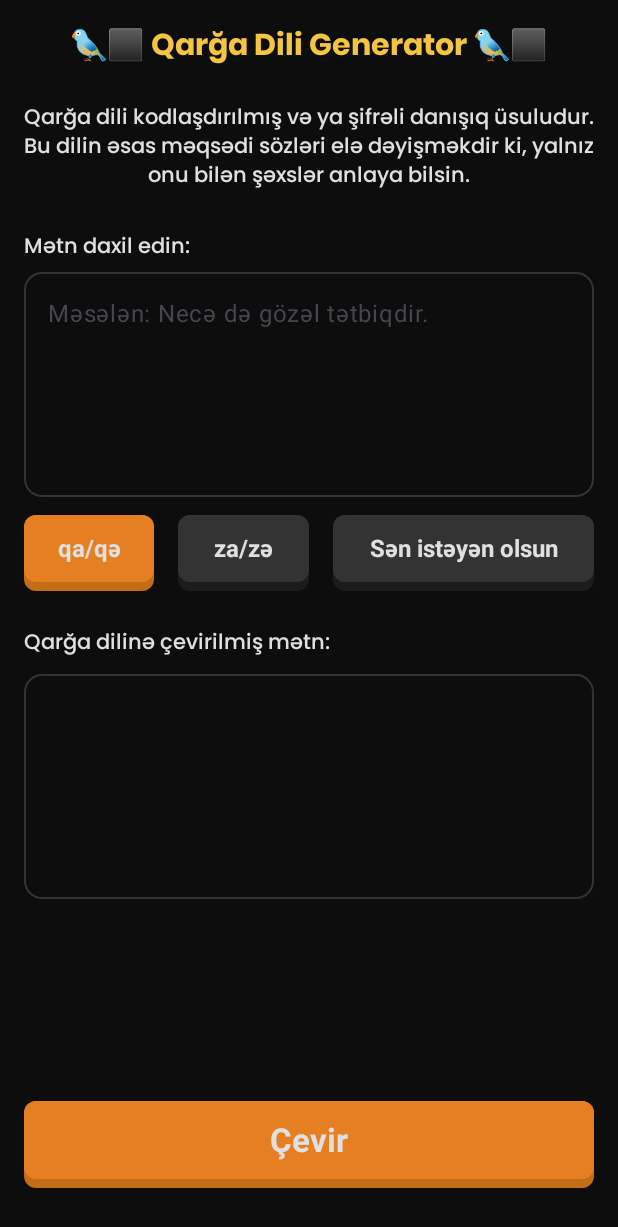
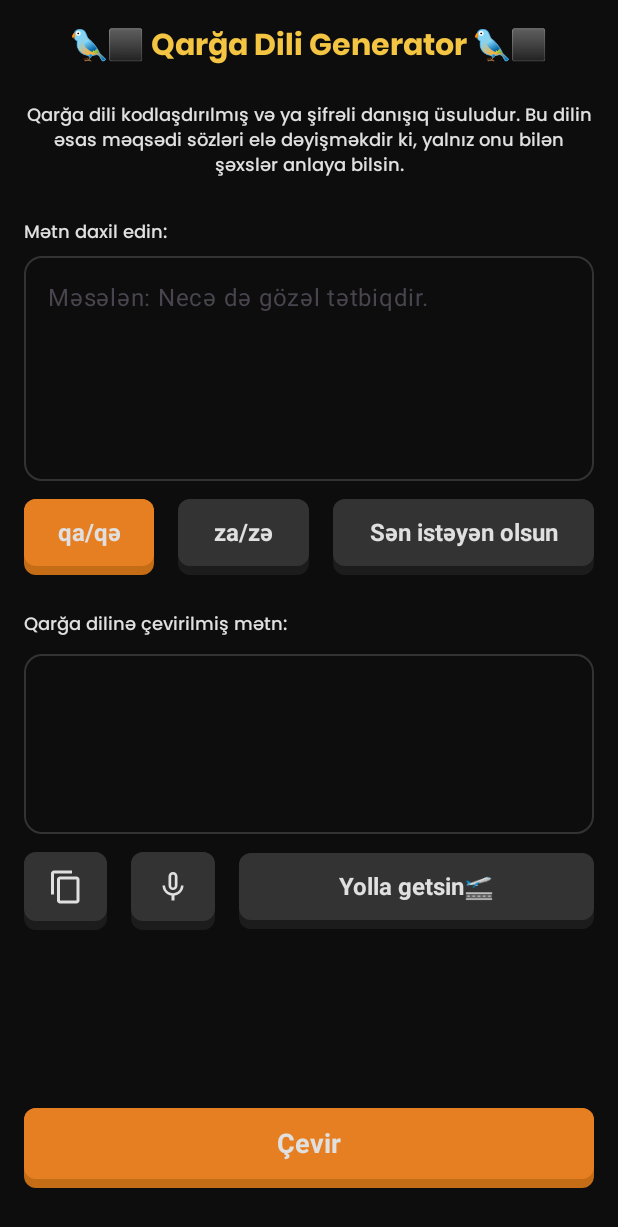
Before and after one commit to zaminalirustemov/Qargha-dili, an Android app built with Jetpack Compose: the screen it shows after launch (MainActivity), on a phone screen of 412 x 824 dp. Shown: the top 1227 px of the screen. Run offline under Robolectric (Android 15) with nearby library versions, the phone set to English and light mode, and no system bars; our stand-ins replace accompanist.

Commit message:
Social buttons

```diff
--- a/app/src/main/java/az/lahza/qarghadili/ui/components/ContentInputField.kt
+++ b/app/src/main/java/az/lahza/qarghadili/ui/components/ContentInputField.kt
@@ -42,7 +42,7 @@ fun ContentInputField(content: String, onValueChange: (String) -> Unit) {
     )
 
     val labelTextStyle = TextStyle(
-        fontSize = Dimens._14SP,
+        fontSize = Dimens._12SP,
         fontFamily = FontFamily(Font(R.font.poppins_medium)),
         color = TextColor
     )
--- a/app/src/main/java/az/lahza/qarghadili/ui/components/CrownLanguageButton.kt
+++ b/app/src/main/java/az/lahza/qarghadili/ui/components/CrownLanguageButton.kt
@@ -1,5 +1,7 @@
 package az.lahza.qarghadili.ui.components
 
+import androidx.compose.animation.animateColorAsState
+import androidx.compose.animation.core.tween
 import androidx.compose.foundation.clickable
 import androidx.compose.foundation.interaction.MutableInteractionSource
 import androidx.compose.foundation.interaction.collectIsPressedAsState
@@ -8,6 +10,8 @@ import androidx.compose.foundation.layout.Column
 import androidx.compose.foundation.layout.fillMaxWidth
 import androidx.compose.foundation.layout.offset
 import androidx.compose.foundation.layout.padding
+import androidx.compose.foundation.layout.size
+import androidx.compose.material3.Icon
 import androidx.compose.material3.Text
 import androidx.compose.runtime.Composable
 import androidx.compose.runtime.getValue
@@ -18,6 +22,7 @@ import androidx.compose.ui.draw.drawWithCache
 import androidx.compose.ui.geometry.CornerRadius
 import androidx.compose.ui.geometry.Size
 import androidx.compose.ui.graphics.Color
+import androidx.compose.ui.res.painterResource
 import androidx.compose.ui.res.stringResource
 import androidx.compose.ui.text.font.FontWeight
 import androidx.compose.ui.unit.Dp
@@ -26,24 +31,43 @@ import androidx.compose.ui.unit.dp
 import androidx.compose.ui.unit.sp
 import az.lahza.qarghadili.R
 import az.lahza.qarghadili.ui.theme.AccentOrange
+import az.lahza.qarghadili.ui.theme.BorderGray
 import az.lahza.qarghadili.ui.theme.DarkAccentOrange
+import az.lahza.qarghadili.ui.theme.DarkBorderGray
 import az.lahza.qarghadili.ui.theme.TextColor
-
 
 @Composable
 fun CrownLanguageButton(
     modifier: Modifier,
+    icon: Int? = null,
     text: String = stringResource(R.string.chevir),
     normalColor: Color = AccentOrange,
     pressedColor: Color = DarkAccentOrange,
     textColor: Color = TextColor,
-    fontSize: TextUnit = 22.sp,
+    fontSize: TextUnit = 18.sp,
     cornerRadius: Dp = 8.dp,
     offset: Dp = 6.dp,
-    onClick: () -> Unit
+    enabled: Boolean = true,
+    onClick: () -> Unit,
 ) {
     val interactionSource = remember { MutableInteractionSource() }
     val isPressed by interactionSource.collectIsPressedAsState()
+
+
+    val animatedNormalColor by animateColorAsState(
+        targetValue = if (enabled) normalColor else BorderGray,
+        animationSpec = tween(
+            durationMillis = 500,
+            easing = androidx.compose.animation.core.FastOutSlowInEasing
+        )
+    )
+    val animatedPressedColor by animateColorAsState(
+        targetValue = if (enabled) pressedColor else DarkBorderGray,
+        animationSpec = tween(
+            durationMillis = 500,
+            easing = androidx.compose.animation.core.FastOutSlowInEasing
+        )
+    )
 
     Column(
         modifier = modifier
@@ -57,11 +81,10 @@ fun CrownLanguageButton(
                     interactionSource = interactionSource,
                     indication = null
                 )
-
                 .drawWithCache {
                     onDrawBehind {
                         drawRoundRect(
-                            color = pressedColor,
+                            color = animatedPressedColor,
                             cornerRadius = CornerRadius(cornerRadius.toPx(), cornerRadius.toPx()),
                             size = Size(
                                 size.width,
@@ -70,7 +93,7 @@ fun CrownLanguageButton(
                         )
                         if (!isPressed) {
                             drawRoundRect(
-                                color = normalColor,
+                                color = animatedNormalColor,
                                 cornerRadius = CornerRadius(
                                     cornerRadius.toPx(),
                                     cornerRadius.toPx()
@@ -86,6 +109,19 @@ fun CrownLanguageButton(
                 }
 
         ) {
+
+            if (icon != null) {
+                Icon(
+                    painter = painterResource(id = icon),
+                    contentDescription = null,
+                    tint = TextColor,
+                    modifier = Modifier
+                        .size(52.dp)
+                        .padding(14.dp)
+                        .align(Alignment.Center)
+                        .offset(y = if (isPressed) 0.dp else (-offset / 2))
+                )
+            } else {
                 Text(
                     text = text,
                     fontSize = fontSize,
@@ -101,5 +137,7 @@ fun CrownLanguageButton(
                         )
                 )
             }
+
         }
     }
+}
--- a/app/src/main/java/az/lahza/qarghadili/ui/screens/GenerateCrowLanguageScreen.kt
+++ b/app/src/main/java/az/lahza/qarghadili/ui/screens/GenerateCrowLanguageScreen.kt
@@ -1,5 +1,7 @@
 package az.lahza.qarghadili.ui.screens
 
+import android.content.Intent
+import android.speech.tts.TextToSpeech
 import androidx.compose.animation.AnimatedVisibility
 import androidx.compose.animation.core.tween
 import androidx.compose.animation.fadeIn
@@ -26,6 +28,7 @@ import androidx.compose.material3.OutlinedTextField
 import androidx.compose.material3.Text
 import androidx.compose.material3.TextFieldDefaults
 import androidx.compose.runtime.Composable
+import androidx.compose.runtime.DisposableEffect
 import androidx.compose.runtime.SideEffect
 import androidx.compose.runtime.getValue
 import androidx.compose.runtime.mutableStateOf
@@ -35,9 +38,11 @@ import androidx.compose.ui.Alignment
 import androidx.compose.ui.Modifier
 import androidx.compose.ui.graphics.Color
 import androidx.compose.ui.input.pointer.pointerInput
+import androidx.compose.ui.platform.LocalClipboardManager
 import androidx.compose.ui.platform.LocalContext
 import androidx.compose.ui.platform.LocalFocusManager
 import androidx.compose.ui.res.stringResource
+import androidx.compose.ui.text.AnnotatedString
 import androidx.compose.ui.text.TextStyle
 import androidx.compose.ui.text.font.Font
 import androidx.compose.ui.text.font.FontFamily
@@ -52,13 +57,11 @@ import az.lahza.qarghadili.ui.components.snack.rememberSnackState
 import az.lahza.qarghadili.ui.theme.AccentGold
 import az.lahza.qarghadili.ui.theme.AccentOrange
 import az.lahza.qarghadili.ui.theme.BorderGray
-import az.lahza.qarghadili.ui.theme.DarkAccentOrange
 import az.lahza.qarghadili.ui.theme.DarkBackground
-import az.lahza.qarghadili.ui.theme.DarkBorderGray
 import az.lahza.qarghadili.ui.theme.Dimens
-import az.lahza.qarghadili.ui.theme.MainBlue
 import az.lahza.qarghadili.ui.theme.TextColor
 import com.google.accompanist.systemuicontroller.rememberSystemUiController
+import java.util.Locale
 
 @OptIn(ExperimentalMaterial3Api::class)
 @Composable
@@ -74,12 +77,17 @@ fun GenerateCrowLanguageScreen(innerPadding: PaddingValues) {
     val focusManager = LocalFocusManager.current
     val context = LocalContext.current
 
+    val textToSpeech = remember { TextToSpeech(context) {} }
+    textToSpeech.language = Locale("tr", "TR")
+
+
     // State management
     var content by remember { mutableStateOf(String.empty()) }
     var customLanguage by remember { mutableStateOf(String.empty()) }
     // Initialize crowLanguageText
     var crowLanguageText by remember { mutableStateOf(String.empty()) }
 
+    val clipboardManager = LocalClipboardManager.current
 
     var qaButtonClicked by remember { mutableStateOf(true) }
     var zaButtonClicked by remember { mutableStateOf(false) }
@@ -115,9 +123,9 @@ fun GenerateCrowLanguageScreen(innerPadding: PaddingValues) {
                     horizontalArrangement = Arrangement.spacedBy(Dimens._16DP),
                     verticalAlignment = Alignment.CenterVertically,
                 ) {
-                    CrownLanguageButton(modifier = Modifier.weight(0.5f),
-                        normalColor = if (qaButtonClicked) AccentOrange else BorderGray,
-                        pressedColor = if (qaButtonClicked) DarkAccentOrange else DarkBorderGray,
+                    CrownLanguageButton(
+                        modifier = Modifier.weight(0.5f),
+                        enabled = qaButtonClicked,
                         text = stringResource(R.string.qa_qe),
                         fontSize = 16.sp,
                         onClick = {
@@ -126,9 +134,9 @@ fun GenerateCrowLanguageScreen(innerPadding: PaddingValues) {
                             customButtonClicked = false
                         })
 
-                    CrownLanguageButton(modifier = Modifier.weight(0.5f),
-                        normalColor = if (zaButtonClicked) AccentOrange else BorderGray,
-                        pressedColor = if (zaButtonClicked) DarkAccentOrange else DarkBorderGray,
+                    CrownLanguageButton(
+                        modifier = Modifier.weight(0.5f),
+                        enabled = zaButtonClicked,
                         text = stringResource(R.string.za_ze),
                         fontSize = 16.sp,
                         onClick = {
@@ -136,9 +144,9 @@ fun GenerateCrowLanguageScreen(innerPadding: PaddingValues) {
                             qaButtonClicked = false
                             customButtonClicked = false
                         })
-                    CrownLanguageButton(modifier = Modifier.weight(1f),
-                        normalColor = if (customButtonClicked) AccentOrange else BorderGray,
-                        pressedColor = if (customButtonClicked) DarkAccentOrange else DarkBorderGray,
+                    CrownLanguageButton(
+                        modifier = Modifier.weight(1f),
+                        enabled = customButtonClicked,
                         text = stringResource(R.string.s_n_ist_y_n_olsun),
                         fontSize = 16.sp,
                         onClick = {
@@ -150,7 +158,7 @@ fun GenerateCrowLanguageScreen(innerPadding: PaddingValues) {
 
 
                 val labelTextStyle = TextStyle(
-                    fontSize = Dimens._14SP,
+                    fontSize = Dimens._12SP,
                     fontFamily = FontFamily(Font(R.font.poppins_medium)),
                     color = TextColor
                 )
@@ -201,7 +209,7 @@ fun GenerateCrowLanguageScreen(innerPadding: PaddingValues) {
                     onValueChange = {},
                     modifier = Modifier
                         .fillMaxWidth()
-                        .height(Dimens._150DP),
+                        .height(Dimens._120DP),
                     shape = RoundedCornerShape(Dimens.ExtraLarge),
                     keyboardOptions = KeyboardOptions.Default.copy(
                         keyboardType = KeyboardType.Text // Make sure to use a text keyboard
@@ -217,6 +225,82 @@ fun GenerateCrowLanguageScreen(innerPadding: PaddingValues) {
                     ),
                     readOnly = true
                 )
+
+
+                Row(
+                    modifier = Modifier
+                        .fillMaxWidth()
+                        .padding(vertical = Dimens.ExtraLarge),
+                    horizontalArrangement = Arrangement.spacedBy(Dimens._16DP),
+                    verticalAlignment = Alignment.CenterVertically,
+                ) {
+                    CrownLanguageButton(
+                        modifier = Modifier.weight(0.2f),
+                        icon = R.drawable.ic_file_copy,
+                        onClick = {
+                            if (crowLanguageText.isBlank()) {
+                                errorSnackState.showSnack(context.getString(R.string.qar_a_dilind_evirilmi_m_tn_yoxdur))
+                            } else {
+                                clipboardManager.setText(AnnotatedString(crowLanguageText))
+                                successSnackState.showSnack(context.getString(R.string.koyalad_n_getdi))
+                            }
+                        },
+                        enabled = crowLanguageText.isNotBlank()
+                    )
+
+
+                    CrownLanguageButton(
+                        modifier = Modifier.weight(0.2f),
+                        icon = R.drawable.baseline_mic_none_24,
+                        onClick = {
+                            if (crowLanguageText.isBlank()) {
+                                errorSnackState.showSnack(context.getString(R.string.qar_a_dilind_evirilmi_m_tn_yoxdur))
+                            } else {
+                                val convertedText = convertToTurkish(crowLanguageText)
+
+                                textToSpeech.speak(
+                                    convertedText,
+                                    TextToSpeech.QUEUE_FLUSH,
+                                    null,
+                                    null
+                                )
+                            }
+                        },
+                        enabled = crowLanguageText.isNotBlank()
+                    )
+
+                    CrownLanguageButton(
+                        modifier = Modifier.weight(0.85f),
+                        text = stringResource(R.string.yolla_getsin),
+                        fontSize = 16.sp,
+                        onClick = {
+                            if (crowLanguageText.isBlank()) {
+                                errorSnackState.showSnack(context.getString(R.string.qar_a_dilind_evirilmi_m_tn_yoxdur))
+                            } else {
+                                val shareIntent = Intent().apply {
+                                    action = Intent.ACTION_SEND
+                                    putExtra(Intent.EXTRA_TEXT, crowLanguageText)
+                                    type = "text/plain"
+                                }
+                                context.startActivity(
+                                    Intent.createChooser(
+                                        shareIntent,
+                                        "Share via"
+                                    )
+                                )
+
+                            }
+                        },
+                        enabled = crowLanguageText.isNotBlank()
+                    )
+                }
+
+                DisposableEffect(Unit) {
+                    onDispose {
+                        textToSpeech.stop()
+                        textToSpeech.shutdown()
+                    }
+                }
             }
 
 
@@ -226,6 +310,7 @@ fun GenerateCrowLanguageScreen(innerPadding: PaddingValues) {
             ) {
                 if (content.isBlank()) {
                     errorSnackState.showSnack(context.getString(R.string.empty_content))
+                    crowLanguageText = String.empty()
                 } else {
                     crowLanguageText =
                         convertToCrowLanguage(
@@ -245,7 +330,7 @@ fun GenerateCrowLanguageScreen(innerPadding: PaddingValues) {
         )
 
         AlertSnack(
-            state = successSnackState, containerColor = MainBlue
+            state = successSnackState, containerColor = AccentOrange
         )
     }
 }
@@ -288,3 +373,9 @@ fun convertToCrowLanguage(
 fun Char.isVowel(vowels: String): Boolean {
     return this in vowels
 }
+
+
+fun convertToTurkish(text: String): String {
+    return text.replace("q", "g")
+        .replace("ə", "e")
+}
--- a/app/src/main/java/az/lahza/qarghadili/ui/theme/Dimens.kt
+++ b/app/src/main/java/az/lahza/qarghadili/ui/theme/Dimens.kt
@@ -33,6 +33,7 @@ object Dimens {
     val _32DP = 32.dp
     val _50DP = 50.dp
     val _56DP = 56.dp
+    val _120DP = 120.dp
     val _150DP = 150.dp
 
     val _12SP = 12.sp
--- /dev/null
+++ b/app/src/main/res/drawable/baseline_mic_none_24.xml
@@ -0,0 +1,5 @@
+<vector xmlns:android="http://schemas.android.com/apk/res/android" android:height="24dp" android:tint="#FFFFFF" android:viewportHeight="24" android:viewportWidth="24" android:width="24dp">
+
+    <path android:fillColor="@android:color/white" android:pathData="M12,14c1.66,0 2.99,-1.34 2.99,-3L15,5c0,-1.66 -1.34,-3 -3,-3S9,3.34 9,5v6c0,1.66 1.34,3 3,3zM10.8,4.9c0,-0.66 0.54,-1.2 1.2,-1.2 0.66,0 1.2,0.54 1.2,1.2l-0.01,6.2c0,0.66 -0.53,1.2 -1.19,1.2 -0.66,0 -1.2,-0.54 -1.2,-1.2L10.8,4.9zM17.3,11c0,3 -2.54,5.1 -5.3,5.1S6.7,14 6.7,11L5,11c0,3.41 2.72,6.23 6,6.72L11,21h2v-3.28c3.28,-0.48 6,-3.3 6,-6.72h-1.7z"/>
+
+</vector>
--- /dev/null
+++ b/app/src/main/res/drawable/ic_copy_all.xml
@@ -0,0 +1,5 @@
+<vector xmlns:android="http://schemas.android.com/apk/res/android" android:height="24dp" android:tint="#FFFFFF" android:viewportHeight="24" android:viewportWidth="24" android:width="24dp">
+
+    <path android:fillColor="@android:color/white" android:pathData="M18,2H9C7.9,2 7,2.9 7,4v12c0,1.1 0.9,2 2,2h9c1.1,0 2,-0.9 2,-2V4C20,2.9 19.1,2 18,2zM18,16H9V4h9V16zM3,15v-2h2v2H3zM3,9.5h2v2H3V9.5zM10,20h2v2h-2V20zM3,18.5v-2h2v2H3zM5,22c-1.1,0 -2,-0.9 -2,-2h2V22zM8.5,22h-2v-2h2V22zM13.5,22L13.5,22l0,-2h2v0C15.5,21.1 14.6,22 13.5,22zM5,6L5,6l0,2H3v0C3,6.9 3.9,6 5,6z"/>
+
+</vector>
--- /dev/null
+++ b/app/src/main/res/drawable/ic_file_copy.xml
@@ -0,0 +1,5 @@
+<vector xmlns:android="http://schemas.android.com/apk/res/android" android:height="24dp" android:tint="#FFFFFF" android:viewportHeight="24" android:viewportWidth="24" android:width="24dp">
+
+    <path android:fillColor="@android:color/white" android:pathData="M16,1L4,1c-1.1,0 -2,0.9 -2,2v14h2L4,3h12L16,1zM19,5L8,5c-1.1,0 -2,0.9 -2,2v14c0,1.1 0.9,2 2,2h11c1.1,0 2,-0.9 2,-2L21,7c0,-1.1 -0.9,-2 -2,-2zM19,21L8,21L8,7h11v14z"/>
+
+</vector>
--- a/app/src/main/res/values/strings.xml
+++ b/app/src/main/res/values/strings.xml
@@ -12,4 +12,7 @@
     <string name="s_n_ist_y_n_olsun">Sən istəyən olsun</string>
     <string name="bu_i_n_ad_ver_k_indi">Bu işə nə ad verək indi?</string>
     <string name="nec_d_g_z_l_t_tbiqdir">Məsələn: Necə də gözəl tətbiqdir.</string>
+    <string name="koyalad_n_getdi">Koyaladın getdi</string>
+    <string name="yolla_getsin">Yolla getsin🛫</string>
+    <string name="qar_a_dilind_evirilmi_m_tn_yoxdur">Qarğa dilində çevirilmiş mətn yoxdur</string>
 </resources>
```
Lines whose indentation alone changed are shown as unchanged.
